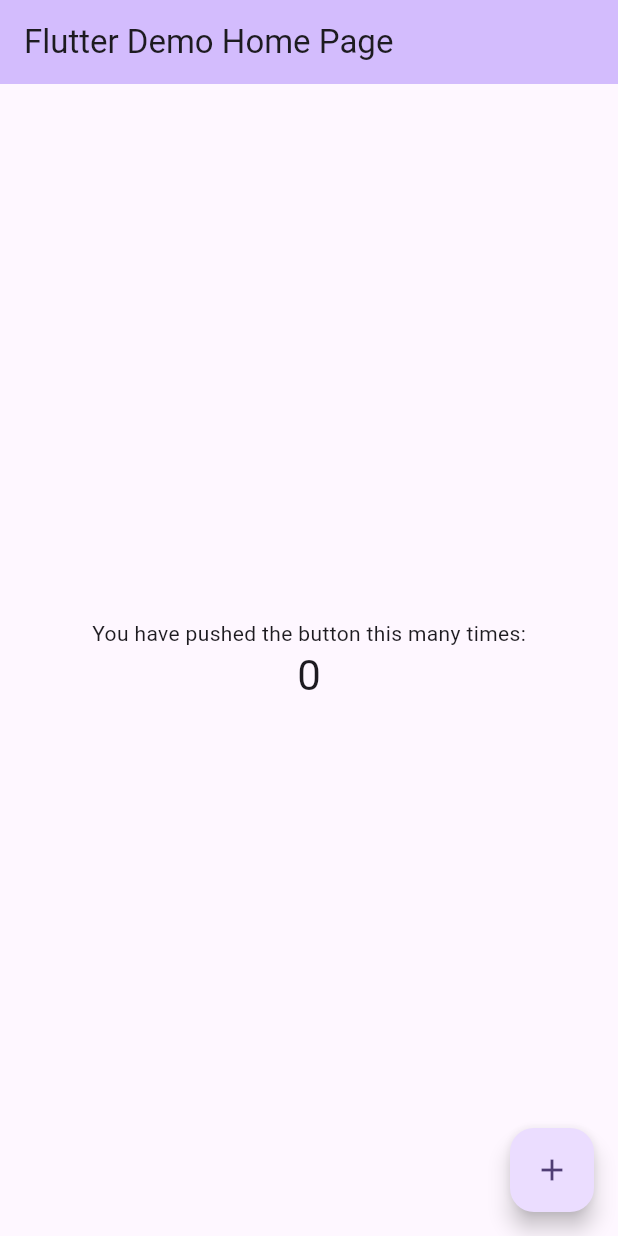
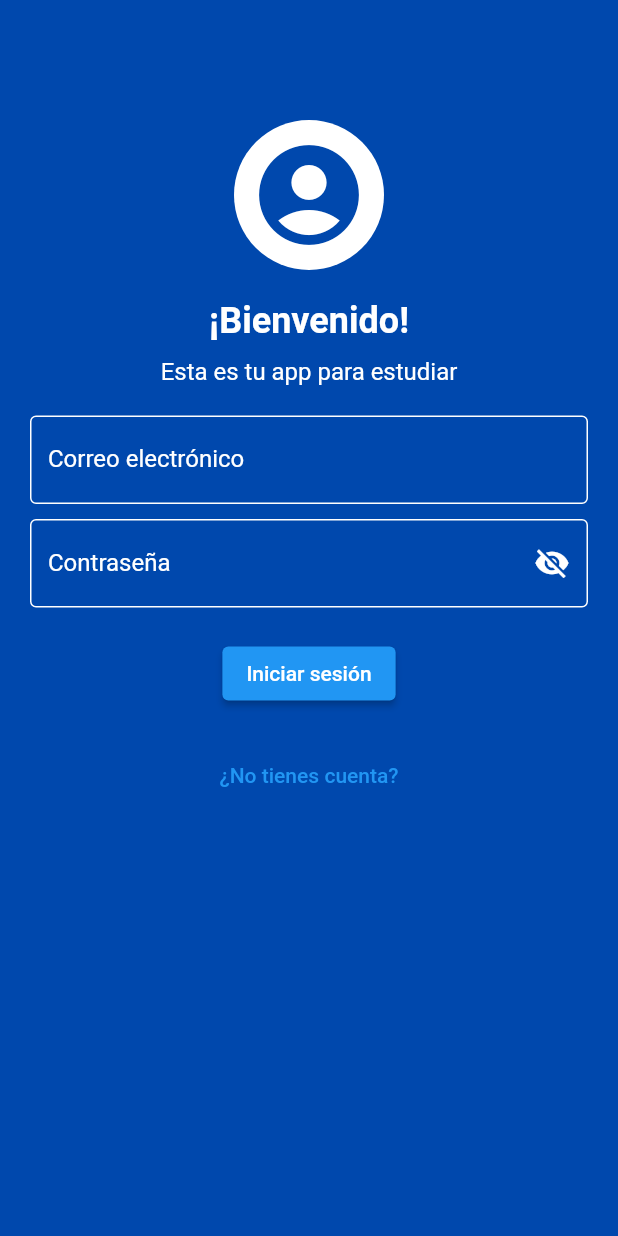
Before and after one commit to Michinded/cardenal_devs, a Flutter app: the screen it shows after launch, on a phone screen of 412 x 824 dp. Run offline on Flutter 3.47's test engine with Material 2 defaults, Android fonts, the phone set to English and light mode, and no system bars.

Commit message:
Login Screen

```diff
--- a/lib/main.dart
+++ b/lib/main.dart
@@ -1,3 +1,4 @@
+import 'package:cardenal_devs/pages/login/login_view.dart';
 import 'package:flutter/material.dart';
 
 void main() {
@@ -11,27 +12,7 @@ class MyApp extends StatelessWidget {
   @override
   Widget build(BuildContext context) {
     return MaterialApp(
-      title: 'Flutter Demssso',
-      theme: ThemeData(
-        // This is the theme of your application.
-        //
-        // TRY THIS: Try running your application with "flutter run". You'll see
-        // the application has a blue toolbar. Then, without quitting the app,
-        // try changing the seedColor in the colorScheme below to Colors.green
-        // and then invoke "hot reload" (save your changes or press the "hot
-        // reload" button in a Flutter-supported IDE, or press "r" if you used
-        // the command line to start the app).
-        //
-        // Notice that the counter didn't reset back to zero; the application
-        // state is not lost during the reload. To reset the state, use hot
-        // restart instead.
-        //
-        // This works for code too, not just values: Most code changes can be
-        // tested with just a hot reload.
-        colorScheme: ColorScheme.fromSeed(seedColor: Colors.deepPurple),
-        useMaterial3: true,
-      ),
-      home: const MyHomePage(title: 'Flutter Demo Home Page'),
+      home: LoginPage(),
     );
   }
 }
--- /dev/null
+++ b/lib/pages/login/login_view.dart
@@ -0,0 +1,101 @@
+import 'package:flutter/material.dart';
+
+class LoginPage extends StatefulWidget {
+  @override
+  _LoginPageState createState() => _LoginPageState();
+}
+
+class _LoginPageState extends State<LoginPage> {
+  bool _showPassword = false;
+
+  @override
+  Widget build(BuildContext context) {
+    return Scaffold(
+      backgroundColor: Color(0xFF0048ad),
+      body: SingleChildScrollView(
+        child: Column(
+          children: [
+            SizedBox(height: 80),
+            CircleAvatar(
+              radius: 50,
+              backgroundColor: Colors.white,
+              child: Icon(
+                Icons.account_circle,
+                size: 80,
+                color: Color(0xFF0048ad),
+              ),
+            ),
+            SizedBox(height: 20),
+            Text(
+              "¡Bienvenido!",
+              style: TextStyle(
+                color: Colors.white,
+                fontSize: 24,
+                fontWeight: FontWeight.bold,
+              ),
+            ),
+            SizedBox(height: 10),
+            Text(
+              "Esta es tu app para estudiar",
+              style: TextStyle(
+                color: Colors.white,
+                fontSize: 16,
+              ),
+            ),
+            SizedBox(height: 20),
+            Padding(
+              padding: EdgeInsets.symmetric(horizontal: 20),
+              child: Column(
+                children: [
+                  TextFormField(
+                    decoration: InputDecoration(
+                      labelText: "Correo electrónico",
+                      labelStyle: TextStyle(color: Colors.white),
+                      enabledBorder: OutlineInputBorder(
+                        borderSide: BorderSide(color: Colors.white),
+                      ),
+                    ),
+                  ),
+                  SizedBox(height: 10),
+                  TextFormField(
+                    obscureText: !_showPassword,
+                    decoration: InputDecoration(
+                      labelText: "Contraseña",
+                      labelStyle: TextStyle(color: Colors.white),
+                      enabledBorder: OutlineInputBorder(
+                        borderSide: BorderSide(color: Colors.white),
+                      ),
+                      suffixIcon: GestureDetector(
+                        onTap: () {
+                          setState(() {
+                            _showPassword = !_showPassword;
+                          });
+                        },
+                        child: Icon(
+                          _showPassword
+                              ? Icons.visibility
+                              : Icons.visibility_off,
+                          color: Colors.white,
+                        ),
+                      ),
+                    ),
+                  ),
+                  SizedBox(height: 20),
+                  ElevatedButton(
+                    onPressed: () {},
+                    child: Text("Iniciar sesión"),
+                  ),
+                  SizedBox(height: 20),
+                  TextButton(
+                    onPressed: () {},
+                    child: Text("¿No tienes cuenta?"),
+                  ),
+                ],
+              ),
+            ),
+          ],
+        ),
+      ),
+    );
+  }
+}
```
Also changed, not shown: lib/pages/login/login_controller.dart (added).
